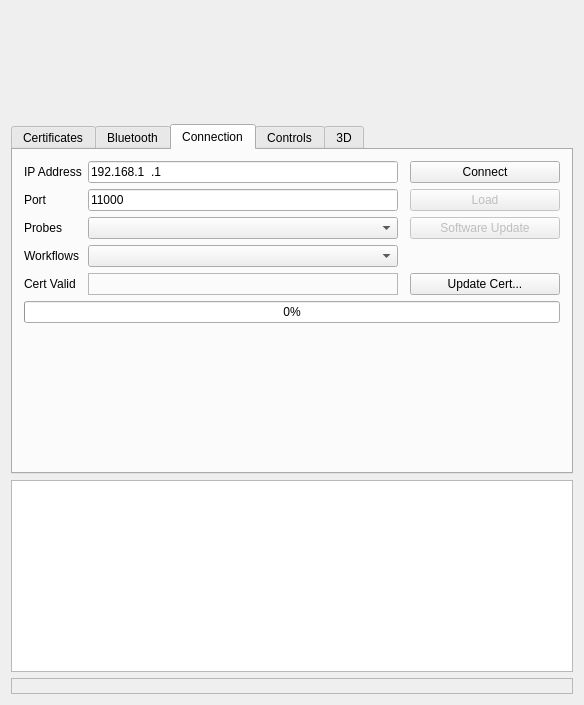
clariusdev/solum, file examples/solum_qt/solumqt.ui: the form before one commit.
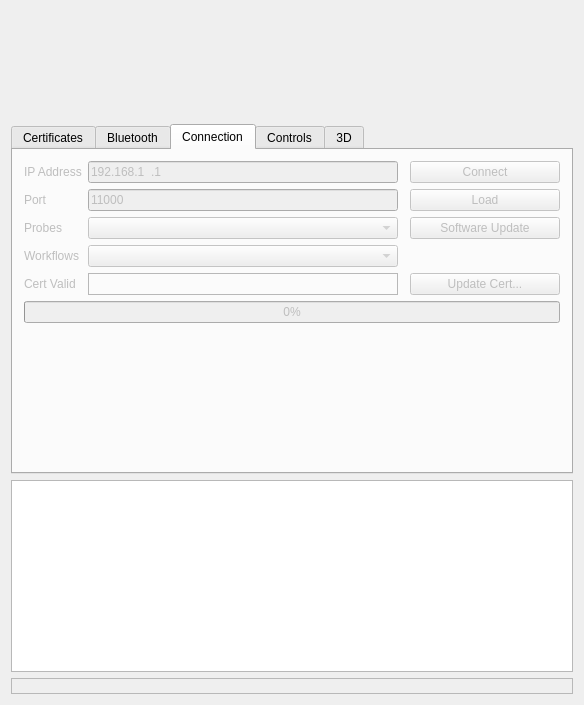
The form after the commit. The open tabs and pages were chosen to show the change. Custom widgets are drawn as their Qt base class.

Commit message: Qt: TCP: disable until a Clarius cloud token has been retrieved

The edit to the form file:
```diff
--- a/examples/solum_qt/solumqt.ui
+++ b/examples/solum_qt/solumqt.ui
@@ -355,7 +355,10 @@
         </item>
        </layout>
       </widget>
-      <widget class="QWidget" name="_tcp">
+      <widget class="QWidget" name="tcp">
+       <property name="enabled">
+        <bool>false</bool>
+       </property>
        <attribute name="title">
         <string>Connection</string>
        </attribute>
```
The commit also changes 1 other file.
